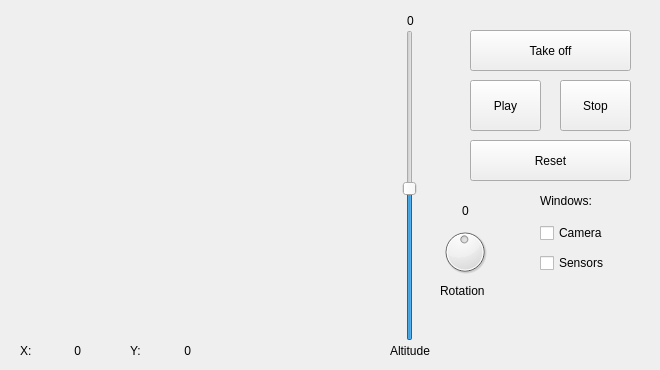
Old version of the form jderobot exercises/drone_cat_mouse/cat_py/gui/ui_gui.ui in the repository RoboticsLabURJC/2017-tfg-jesus-saiz.
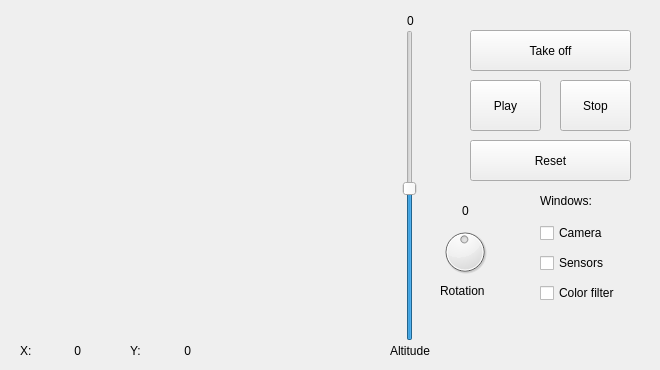
New version of the form. Icons and pictures are not drawn.

Diff of the .ui file:
```diff
--- a/jderobot exercises/drone_cat_mouse/cat_py/gui/ui_gui.ui
+++ b/jderobot exercises/drone_cat_mouse/cat_py/gui/ui_gui.ui
@@ -131,6 +131,19 @@
      <string>Sensors</string>
     </property>
    </widget>
+   <widget class="QCheckBox" name="colorFilterCheck">
+    <property name="geometry">
+     <rect>
+      <x>540</x>
+      <y>280</y>
+      <width>94</width>
+      <height>26</height>
+     </rect>
+    </property>
+    <property name="text">
+     <string>Color filter</string>
+    </property>
+   </widget>
    <widget class="QLabel" name="altdLabel">
     <property name="geometry">
      <rect>
@@ -290,10 +303,10 @@
    <widget class="QWidget" name="verticalLayoutWidget_2">
     <property name="geometry">
      <rect>
-      <x>570</x>
-      <y>280</y>
-      <width>81</width>
-      <height>80</height>
+      <x>590</x>
+      <y>300</y>
+      <width>61</width>
+      <height>61</height>
      </rect>
     </property>
     <layout class="QVBoxLayout" name="logoLayout">
```
Left out of the diff: 2 changed lines with no effect on the pictures.
